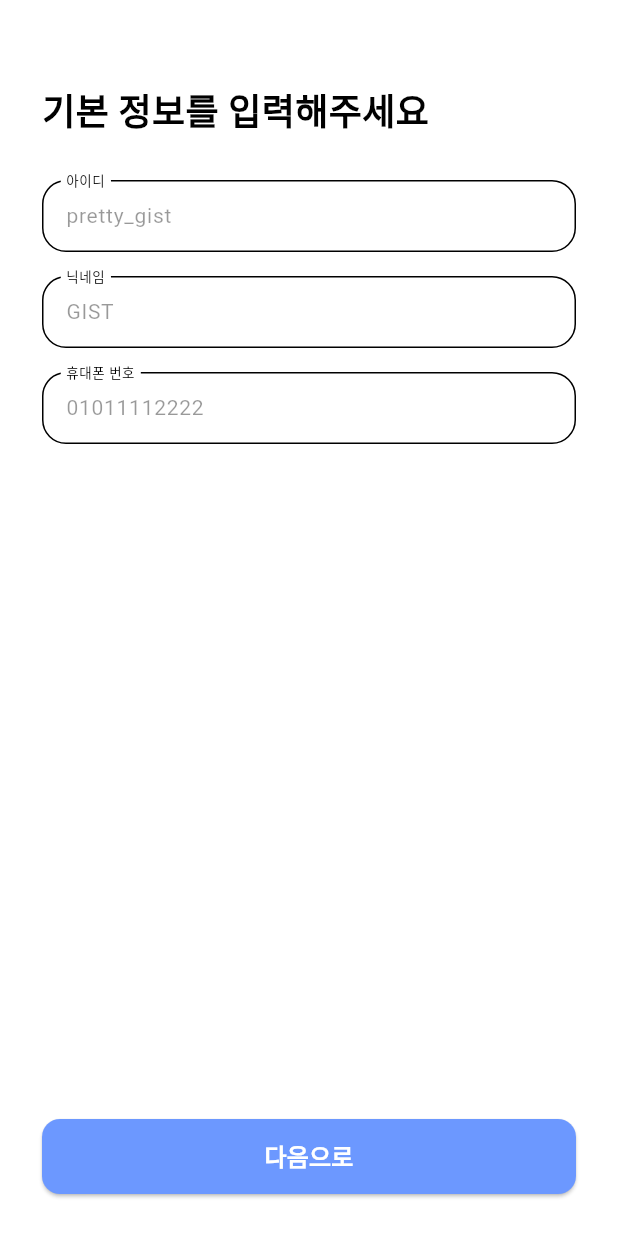
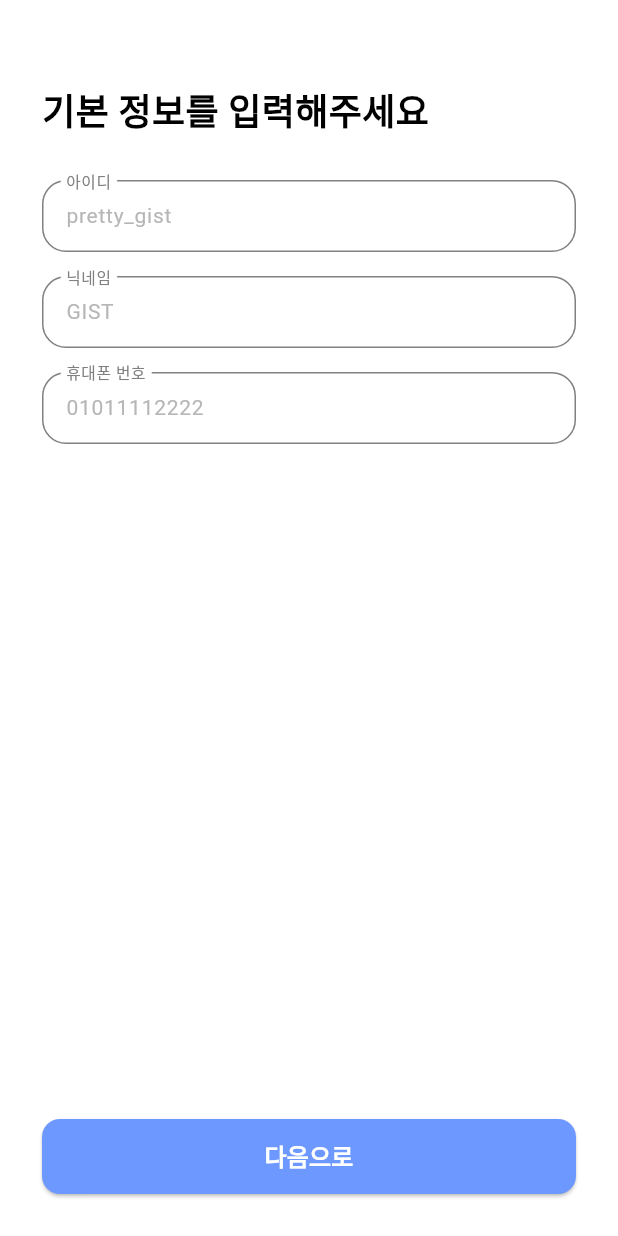
Before and after one commit to route-five/fliggle-fe, a Flutter app: the screen it shows after launch, on a phone screen of 412 x 824 dp. Run offline on Flutter 3.47's test engine with Material 3 defaults, Android fonts, the phone set to English and light mode, and no system bars; Roboto replaces fonts that are missing (Pretendard); project files that could hold a hidden picture were left out.

Commit message:
feat: design system (#49)
Co-authored-by: Copilot <175728472+Copilot@users.noreply.github.com>

```diff
--- a/lib/app/app.dart
+++ b/lib/app/app.dart
@@ -1,5 +1,6 @@
 import 'package:flutter/material.dart';
 import 'package:fliggle/app/view/auth/register/step_4.dart';
+import 'package:fliggle/app/view/core/design/fliggle_theme_data.dart';
 
 class App extends StatelessWidget {
   const App({super.key});
@@ -8,34 +9,8 @@ class App extends StatelessWidget {
   Widget build(BuildContext context) {
     return MaterialApp(
       title: 'Flutter Demo',
-      theme: ThemeData(
-        brightness: Brightness.light,
-        colorScheme: const ColorScheme(
-          brightness: Brightness.light,
-          primary: Color(0xFF6C98FF), // primary
-          secondary: Color(0xFF87A9F7), // secondary
-          surface: Color(0xFFFFFFFF),
-          onPrimary: Color(0xFF000000), // text
-          onSecondary: Color(0xFF000000),
-          onSurface: Color(0xFF000000),
-          error: Color(0xFFF88787), // warning
-          onError: Colors.white,
-        ),
-      ),
-      darkTheme: ThemeData(
-        brightness: Brightness.dark,
-        colorScheme: const ColorScheme(
-          brightness: Brightness.dark,
-          primary: Color(0xFF497BEE), // primary (dark)
-          secondary: Color(0xFF6C98FF), // secondary (dark)
-          surface: Color(0xFF17161A),
-          onPrimary: Color(0xFFFFFFFF), // text (dark)
-          onSecondary: Color(0xFFFFFFFF),
-          onSurface: Color(0xFFFFFFFF),
-          error: Color(0xFFF88787), // warning (dark)
-          onError: Colors.black,
-        ),
-      ),
+      theme: FliggleThemeData.lightTheme,
+      darkTheme: FliggleThemeData.darkTheme,
       themeMode: ThemeMode.system, // 시스템 다크/라이트 따라감
       home: RegisterStep4(),
     );
--- a/lib/app/view/auth/register/step_4.dart
+++ b/lib/app/view/auth/register/step_4.dart
@@ -1,15 +1,15 @@
 import 'package:flutter/material.dart';
 import 'package:fliggle/app/view/core/components/custom_text_field.dart';
+import 'package:fliggle/app/view/core/design/fliggle_text_styles.dart';
+import 'package:fliggle/app/view/core/design/fliggle_colors.dart';
 
 class RegisterStep4 extends StatelessWidget {
   const RegisterStep4({super.key});
 
   @override
   Widget build(BuildContext context) {
-    final colorScheme = Theme.of(context).colorScheme;
-
     return Scaffold(
-      backgroundColor: Colors.white,
+      backgroundColor: FliggleColors.of(context).background,
       body: SafeArea(
         child: Padding(
           padding: const EdgeInsets.all(28),
@@ -21,12 +21,7 @@ class RegisterStep4 extends StatelessWidget {
               // Title
               Text(
                 '기본 정보를 입력해주세요',
-                style: TextStyle(
-                  fontSize: 24,
-                  fontWeight: FontWeight.w700,
-                  fontFamily: 'Pretendard',
-                  color: colorScheme.onSurface,
-                ),
+                style: FliggleTextStyles.stepTitle(context),
               ),
 
               const SizedBox(height: 28),
@@ -51,19 +46,15 @@ class RegisterStep4 extends StatelessWidget {
                 child: ElevatedButton(
                   onPressed: () {},
                   style: ElevatedButton.styleFrom(
-                    backgroundColor: colorScheme.primary,
+                    backgroundColor: FliggleColors.of(context).primary,
                     foregroundColor: Colors.white,
                     shape: RoundedRectangleBorder(
                       borderRadius: BorderRadius.circular(12),
                     ),
                   ),
-                  child: const Text(
+                  child: Text(
                     '다음으로',
-                    style: TextStyle(
-                      fontSize: 16,
-                      fontWeight: FontWeight.w700,
-                      fontFamily: 'Pretendard',
-                    ),
+                    style: FliggleTextStyles.buttonText(context),
                   ),
                 ),
               ),
--- a/lib/app/view/core/components/custom_text_field.dart
+++ b/lib/app/view/core/components/custom_text_field.dart
@@ -1,4 +1,6 @@
 import 'package:flutter/material.dart';
+import 'package:fliggle/app/view/core/design/fliggle_text_styles.dart';
+import 'package:fliggle/app/view/core/design/fliggle_colors.dart';
 
 class CustomTextField extends StatelessWidget {
   final String label;
@@ -8,43 +10,27 @@ class CustomTextField extends StatelessWidget {
 
   @override
   Widget build(BuildContext context) {
-    final colorScheme = Theme.of(context).colorScheme;
-
     return TextField(
-      style: TextStyle(
-        fontFamily: 'Pretendard',
-        fontSize: 14,
-        fontWeight: FontWeight.w400,
-        color: colorScheme.onSurface,
-      ),
+      style: FliggleTextStyles.textFieldText(context),
       decoration: InputDecoration(
         contentPadding: const EdgeInsets.all(12),
         labelText: label,
         floatingLabelBehavior: FloatingLabelBehavior.always,
         hintText: hint,
-        hintStyle: TextStyle(
-          fontFamily: 'Pretendard',
-          fontSize: 14,
-          fontWeight: FontWeight.w400,
-          color: colorScheme.onSurface.withValues(alpha: 0.4),
-        ),
-        labelStyle: TextStyle(
-          fontFamily: 'Pretendard',
-          fontSize: 12,
-          fontWeight: FontWeight.w400,
-          color: colorScheme.onSurface,
-        ),
+        hintStyle: FliggleTextStyles.textFieldHint(context),
+        labelStyle: FliggleTextStyles.textFieldLabel(context),
+        focusColor: FliggleColors.of(context).primary,
         border: OutlineInputBorder(
           borderRadius: BorderRadius.circular(16),
-          borderSide: BorderSide(color: colorScheme.outline, width: 1),
+          borderSide: BorderSide(color: FliggleColors.of(context).disabled, width: 1),
         ),
         enabledBorder: OutlineInputBorder(
           borderRadius: BorderRadius.circular(16),
-          borderSide: BorderSide(color: colorScheme.outline, width: 1),
+          borderSide: BorderSide(color: FliggleColors.of(context).disabled, width: 1),
         ),
         focusedBorder: OutlineInputBorder(
           borderRadius: BorderRadius.circular(16),
-          borderSide: BorderSide(color: colorScheme.primary, width: 1),
+          borderSide: BorderSide(color: FliggleColors.of(context).primary, width: 1),
         ),
       ),
     );
--- /dev/null
+++ b/lib/app/view/core/design/fliggle_colors.dart
@@ -0,0 +1,95 @@
+import 'package:flutter/material.dart';
+
+abstract class FliggleColors extends ThemeExtension<FliggleColors> {
+  const FliggleColors();
+
+  static FliggleColors of(BuildContext context) =>
+      Theme.of(context).extension<FliggleColors>()!;
+
+  Color get primary;
+  Color get secondary;
+  Color get background;
+  Color get text;
+
+  Color get warning;
+  Color get disabled;
+  Color get outline;
+
+  @override
+  FliggleColors copyWith({ Color? primary, Color? secondary, Color? background, Color? text, Color? warning, Color? disabled, Color? outline }) {
+    // Delegated to concrete classes
+    return this;
+  }
+
+  @override
+  FliggleColors lerp(ThemeExtension<FliggleColors>? other, double t) {
+    if (other is! FliggleColors) return this;
+    // No interpolation: pick based on t
+    return t < 0.5 ? this : other;
+  }
+}
+
+mixin FliggleConstantColors {
+  @protected
+  Color get warning => const Color(0xFFF88787);
+
+  @protected
+  Color get disabled => const Color(0xFF808080);
+
+  @protected
+  Color get outline => const Color(0xFFB6B6B6);
+}
+
+class FliggleLightColors extends FliggleColors with FliggleConstantColors {
+  const FliggleLightColors();
+
+  @override
+  Color get primary => const Color(0xFF6C98FF);
+
+  @override
+  Color get secondary => const Color(0xFF87A9F7);
+
+  @override
+  Color get background => const Color(0xFFFFFFFF);
+
+  @override
+  Color get text => const Color(0xFF000000);
+
+  @override
+  FliggleColors copyWith({ Color? primary, Color? secondary, Color? background, Color? text, Color? warning, Color? disabled, Color? outline }) {
+    return this;
+  }
+
+  @override
+  FliggleColors lerp(ThemeExtension<FliggleColors>? other, double t) {
+    if (other is! FliggleLightColors) return this;
+    return t < 0.5 ? this : other;
+  }
+}
+
+class FliggleDarkColors extends FliggleColors with FliggleConstantColors {
+  const FliggleDarkColors();
+
+  @override
+  Color get primary => const Color(0xFF497BEE);
+
+  @override
+  Color get secondary => const Color(0xFF6C98FF);
+
+  @override
+  Color get background => const Color(0xFF17161A);
+
+  @override
+  Color get text => const Color(0xFFFFFFFF);
+
+  @override
+  FliggleColors copyWith({ Color? primary, Color? secondary, Color? background, Color? text, Color? warning, Color? disabled, Color? outline }) {
+    return this;
+  }
+
+  @override
+  FliggleColors lerp(ThemeExtension<FliggleColors>? other, double t) {
+    if (other is! FliggleDarkColors) return this;
+    return t < 0.5 ? this : other;
+  }
+}
--- /dev/null
+++ b/lib/app/view/core/design/fliggle_text_styles.dart
@@ -0,0 +1,42 @@
+import 'package:flutter/material.dart';
+import 'package:fliggle/app/view/core/design/fliggle_colors.dart';
+
+class FliggleTextStyles {
+  // Title
+  static TextStyle stepTitle(BuildContext context) => TextStyle(
+        fontSize: 24,
+        fontWeight: FontWeight.w700,
+        color: FliggleColors.of(context).text,
+      );
+
+  // Subtitle
+  static TextStyle stepSubtitle(BuildContext context) => TextStyle(
+        fontSize: 14,
+        fontWeight: FontWeight.w400,
+        color: FliggleColors.of(context).disabled,
+      );
+
+  // (Custom)TextField
+  static TextStyle textFieldLabel(BuildContext context) => TextStyle(
+        fontSize: 14, // 12 너무 작아서 14로 변경했음
+        fontWeight: FontWeight.w400,
+        color: FliggleColors.of(context).disabled,
+      );
+  static TextStyle textFieldHint(BuildContext context) => TextStyle(
+        fontSize: 14,
+        fontWeight: FontWeight.w400,
+        color: FliggleColors.of(context).outline,
+      );
+  static TextStyle textFieldText(BuildContext context) => TextStyle(
+        fontSize: 14,
+        fontWeight: FontWeight.w400,
+        color: FliggleColors.of(context).text,
+      );
+
+  // Button
+  static TextStyle buttonText(BuildContext context) => TextStyle(
+        fontSize: 16,
+        fontWeight: FontWeight.w700,
+        color: Colors.white,
+      );
+}
--- /dev/null
+++ b/lib/app/view/core/design/fliggle_theme_data.dart
@@ -0,0 +1,20 @@
+import 'package:flutter/material.dart';
+import 'fliggle_colors.dart';
+
+class FliggleThemeData {
+  static ThemeData lightTheme = ThemeData(
+    fontFamily: "Pretendard",
+    brightness: Brightness.light,
+    extensions: <ThemeExtension<dynamic>>[
+      const FliggleLightColors(),
+    ],
+  );
+
+  static ThemeData darkTheme = ThemeData(
+    fontFamily: "Pretendard",
+    brightness: Brightness.dark,
+    extensions: <ThemeExtension<dynamic>>[
+      const FliggleDarkColors(),
+    ],
+  );
+}
```
Also changed, not shown: pubspec.yaml (+19 -1 lines).
